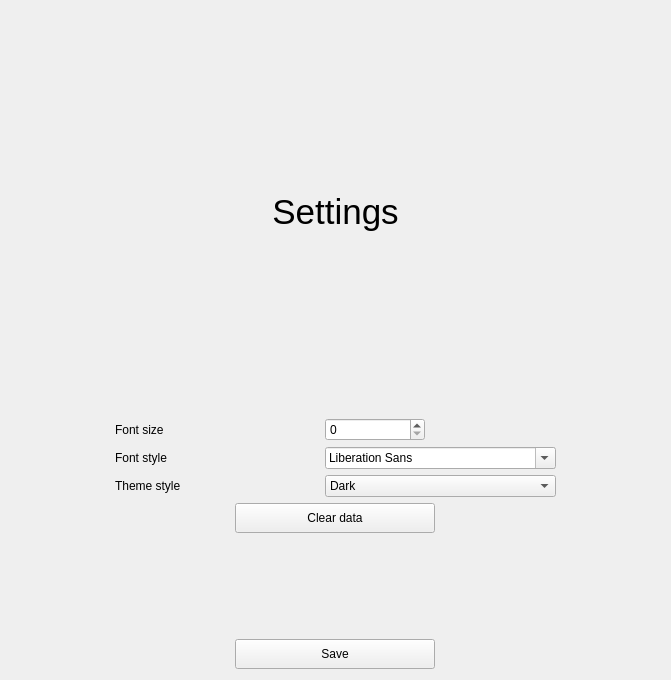
Above: src/CodeKeeper/settingswindow.ui from Nighty3098/CodeKeeper before the change. Below: the same form after it.
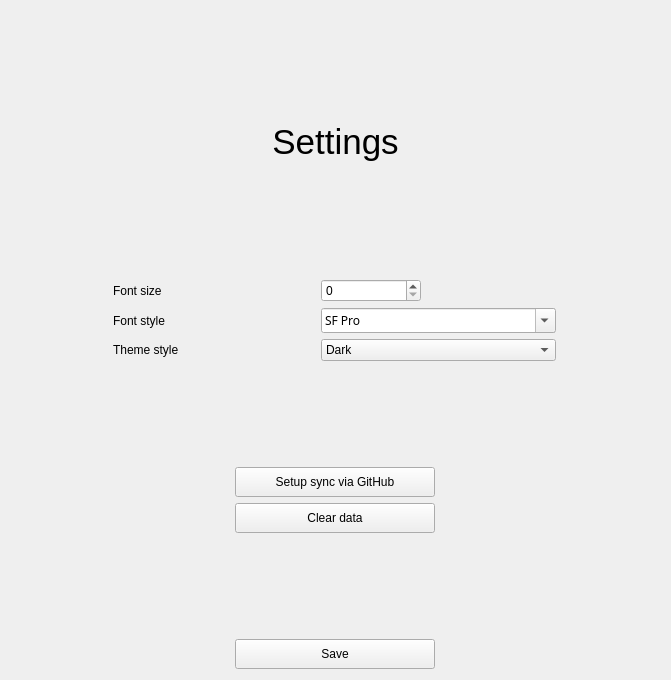
That is the form after the change.

Diff of the .ui file:
```diff
--- a/src/CodeKeeper/settingswindow.ui
+++ b/src/CodeKeeper/settingswindow.ui
@@ -48,14 +48,23 @@
       </widget>
      </item>
      <item row="1" column="0">
-      <widget class="QLabel" name="label">
+      <widget class="QLabel" name="label_2">
        <property name="text">
         <string>Font style</string>
        </property>
       </widget>
      </item>
      <item row="1" column="1">
-      <widget class="QFontComboBox" name="fontComboBox"/>
+      <widget class="QFontComboBox" name="fontComboBox">
+       <property name="font">
+        <font>
+         <family>SF Pro</family>
+        </font>
+       </property>
+       <property name="currentText">
+        <string>SF Pro</string>
+       </property>
+      </widget>
      </item>
      <item row="0" column="1">
       <widget class="QSpinBox" name="spinBox">
@@ -85,7 +94,7 @@
       </widget>
      </item>
      <item row="2" column="0">
-      <widget class="QLabel" name="label_2">
+      <widget class="QLabel" name="label_3">
        <property name="text">
         <string>Theme style</string>
        </property>
@@ -93,6 +102,32 @@
      </item>
     </layout>
    </item>
+   <item>
+    <layout class="QHBoxLayout" name="horizontalLayout_3">
+     <property name="topMargin">
+      <number>100</number>
+     </property>
+     <item>
+      <widget class="QPushButton" name="setupSyncBtn">
+       <property name="minimumSize">
+        <size>
+         <width>0</width>
+         <height>30</height>
+        </size>
+       </property>
+       <property name="maximumSize">
+        <size>
+         <width>200</width>
+         <height>16777215</height>
+        </size>
+       </property>
+       <property name="text">
+        <string>Setup sync via GitHub</string>
+       </property>
+      </widget>
+     </item>
+    </layout>
+   </item>
    <item>
     <layout class="QHBoxLayout" name="horizontalLayout_2">
      <property name="bottomMargin">
```
Left out of the diff: 4 changed lines with no effect on the pictures.
